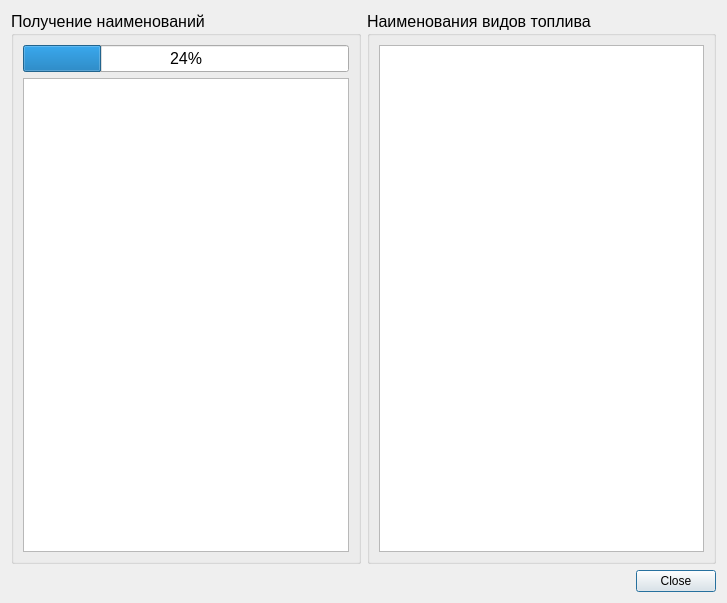
Old version of the form FuelNameDialog/viewfuelnamedialog.ui in the repository rust3128/iMpos.
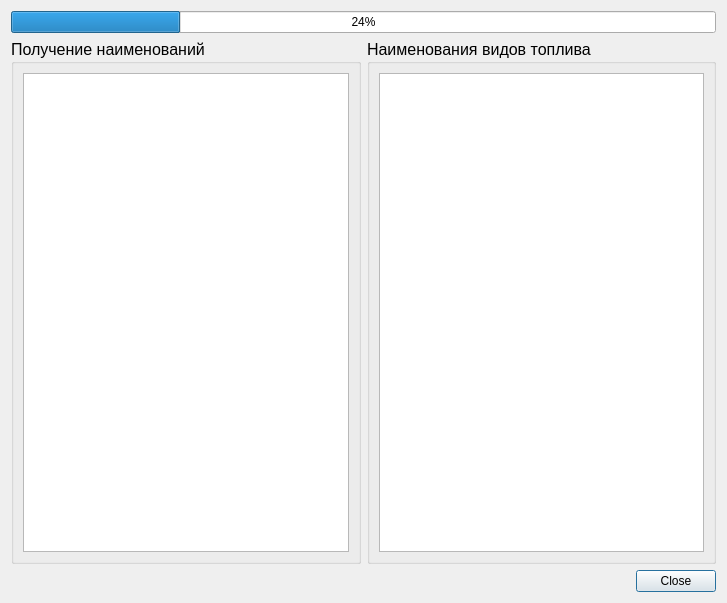
New version of the form. Icons and pictures are not drawn.

The edit to the form file:
```diff
--- a/FuelNameDialog/viewfuelnamedialog.ui
+++ b/FuelNameDialog/viewfuelnamedialog.ui
@@ -14,7 +14,30 @@
    <string>Dialog</string>
   </property>
   <layout class="QGridLayout" name="gridLayout_3">
-   <item row="0" column="0">
+   <item row="1" column="1">
+    <widget class="QGroupBox" name="groupBoxView">
+     <property name="font">
+      <font>
+       <pointsize>12</pointsize>
+      </font>
+     </property>
+     <property name="title">
+      <string>Наименования видов топлива</string>
+     </property>
+     <layout class="QGridLayout" name="gridLayout_2">
+      <item row="0" column="0">
+       <widget class="QTableWidget" name="tableWidgetView">
+        <property name="font">
+         <font>
+          <pointsize>12</pointsize>
+         </font>
+        </property>
+       </widget>
+      </item>
+     </layout>
+    </widget>
+   </item>
+   <item row="1" column="0">
     <widget class="QGroupBox" name="groupBoxProgress">
      <property name="font">
       <font>
@@ -31,19 +54,6 @@
       <bool>false</bool>
      </property>
      <layout class="QGridLayout" name="gridLayout">
-      <item row="0" column="0">
-       <widget class="QProgressBar" name="progressBarGetFuel">
-        <property name="value">
-         <number>24</number>
-        </property>
-        <property name="orientation">
-         <enum>Qt::Horizontal</enum>
-        </property>
-        <property name="invertedAppearance">
-         <bool>false</bool>
-        </property>
-       </widget>
-      </item>
       <item row="1" column="0">
        <widget class="QTableWidget" name="tableWidget">
         <property name="frameShape">
@@ -78,36 +88,29 @@
      </layout>
     </widget>
    </item>
-   <item row="0" column="1">
-    <widget class="QGroupBox" name="groupBoxView">
-     <property name="font">
-      <font>
-       <pointsize>12</pointsize>
-      </font>
-     </property>
-     <property name="title">
-      <string>Наименования видов топлива</string>
-     </property>
-     <layout class="QGridLayout" name="gridLayout_2">
-      <item row="0" column="0">
-       <widget class="QTableWidget" name="tableWidgetView">
-        <property name="font">
-         <font>
-          <pointsize>10</pointsize>
-         </font>
-        </property>
-       </widget>
-      </item>
-     </layout>
-    </widget>
-   </item>
-   <item row="1" column="0" colspan="2">
+   <item row="2" column="0" colspan="2">
     <widget class="QDialogButtonBox" name="buttonBox">
      <property name="standardButtons">
       <set>QDialogButtonBox::Close</set>
      </property>
     </widget>
    </item>
+   <item row="0" column="0" colspan="2">
+    <widget class="QProgressBar" name="progressBarGetFuel">
+     <property name="value">
+      <number>24</number>
+     </property>
+     <property name="alignment">
+      <set>Qt::AlignCenter</set>
+     </property>
+     <property name="orientation">
+      <enum>Qt::Horizontal</enum>
+     </property>
+     <property name="invertedAppearance">
+      <bool>false</bool>
+     </property>
+    </widget>
+   </item>
   </layout>
  </widget>
  <resources/>
```
Left out of the diff: 10 changed lines with no effect on the pictures.
